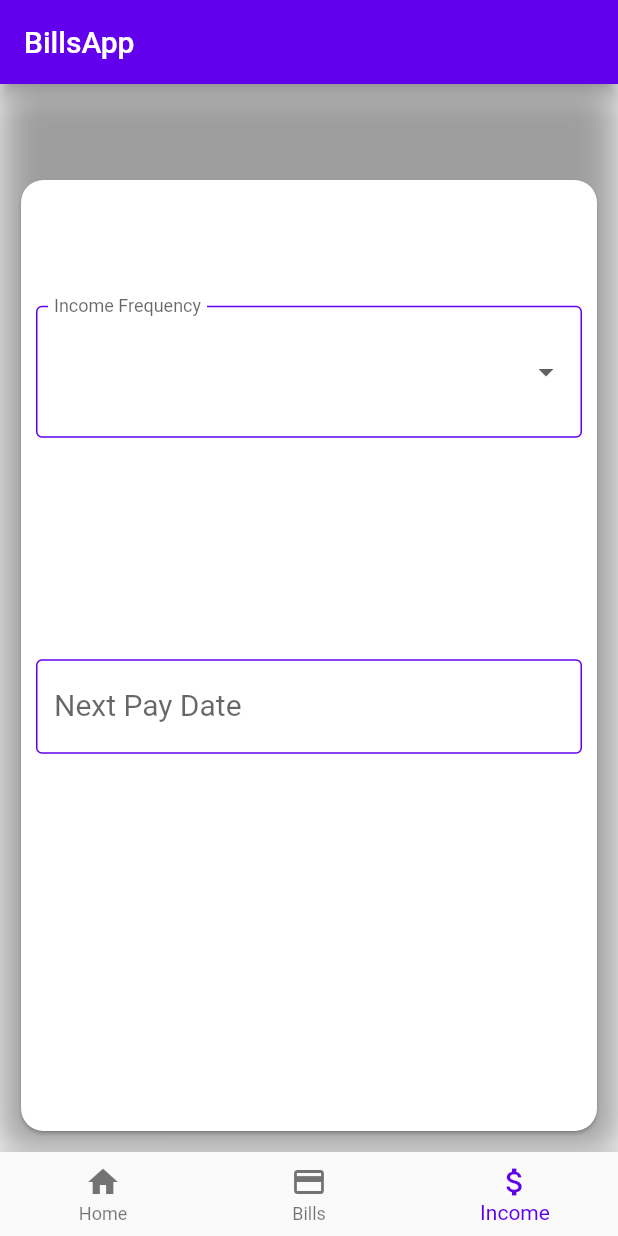
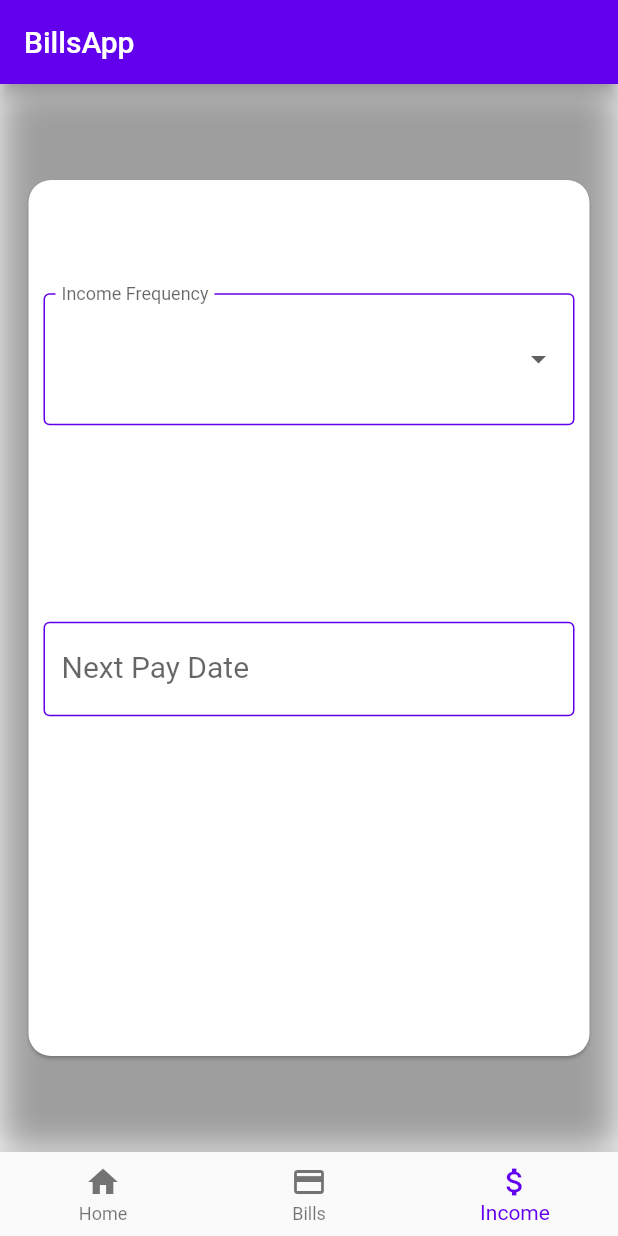
Before and after one commit to bpmeek/BillsAppFlutter, a Flutter app: the screen it shows after launch, item 3 of the bottom bar chosen, on a phone screen of 412 x 824 dp. Run offline on Flutter 3.47's test engine with Material 2 defaults, Android fonts, the phone set to English and light mode, and no system bars; our stand-ins replace jiffy, shared_preferences; missing offline and left inert: firebase_admob, rect_getter; accounts and stored records are empty.

```diff
--- a/lib/mainFree.dart
+++ b/lib/mainFree.dart
@@ -2,6 +2,7 @@ import 'package:firebase_admob/firebase_admob.dart';
 import 'package:billsappflutter/resources/Flavors.dart';
 import 'package:flutter/material.dart';
 import 'package:flutter/services.dart';
+import 'dart:io' show Platform;
 import 'package:billsappflutter/pages/HomePage.dart';
 import 'package:billsappflutter/pages/BillsPage.dart';
 import 'package:billsappflutter/pages/IncomePage.dart';
@@ -53,7 +54,7 @@ class _MyBottomNavigationBarState extends State<MyBottomNavigationBar> {
     ]);
   }
 
-  /*static const String testDevices = 'Mobile_id';
+  static const String testDevices = 'Mobile_id';
 
   static const MobileAdTargetingInfo targetingInfo = MobileAdTargetingInfo(
     testDevices: testDevices != null ? <String>[testDevices] : null,
@@ -63,6 +64,7 @@ class _MyBottomNavigationBarState extends State<MyBottomNavigationBar> {
 
   BannerAd _bannerAd;
   GlobalKey _titleKey = GlobalKey();
+  String adUnitID;
 
   //double
   _getOffset() {
@@ -73,8 +75,14 @@ class _MyBottomNavigationBarState extends State<MyBottomNavigationBar> {
   }
 
   BannerAd createBannerAd() {
+    if (Platform.isAndroid) {
+      adUnitID = "ca-app-pub-3969397110418936/1308433115";
+    } else if (Platform.isIOS) {
+      //TODO add iOS adUnitID
+      // iOS-specific code
+    }
     return BannerAd(
-        adUnitId: "ca-app-pub-3969397110418936/1308433115", //BannerAd.testAdUnitId,
+        adUnitId: adUnitID, //BannerAd.testAdUnitId,
         size: AdSize.fullBanner,
         targetingInfo: targetingInfo,
         listener: (MobileAdEvent event) {
@@ -94,12 +102,12 @@ class _MyBottomNavigationBarState extends State<MyBottomNavigationBar> {
   void dispose() {
     _bannerAd.dispose();
     super.dispose();
-  }*/
+  }
 
   @override
   Widget build(BuildContext context) {
     WidgetsBinding.instance.addPostFrameCallback((_) {
-      //_setAds();
+      _setAds();
     });
     return new Scaffold(
       appBar: new AppBar(
--- a/lib/pages/IncomePage.dart
+++ b/lib/pages/IncomePage.dart
@@ -84,8 +84,7 @@ class _IncomePageState extends State<IncomePage> {
                     blurRadius: 20.0,
                   )
                 ]),
-                padding: EdgeInsets.only(
-                    left: 10, right: 10, bottom: 10, top: adOffset),
+                padding: EdgeInsets.only(left: 15, right: 15, bottom: 60, top: 60),
                 child: Card(
                   shape: RoundedRectangleBorder(
                     borderRadius: BorderRadius.circular(15.0),
```
Also changed, not shown: lib/pages/BillEdit.dart (+5 -9 lines), lib/pages/BillNew.dart (+5 -9 lines), 2 other files.
